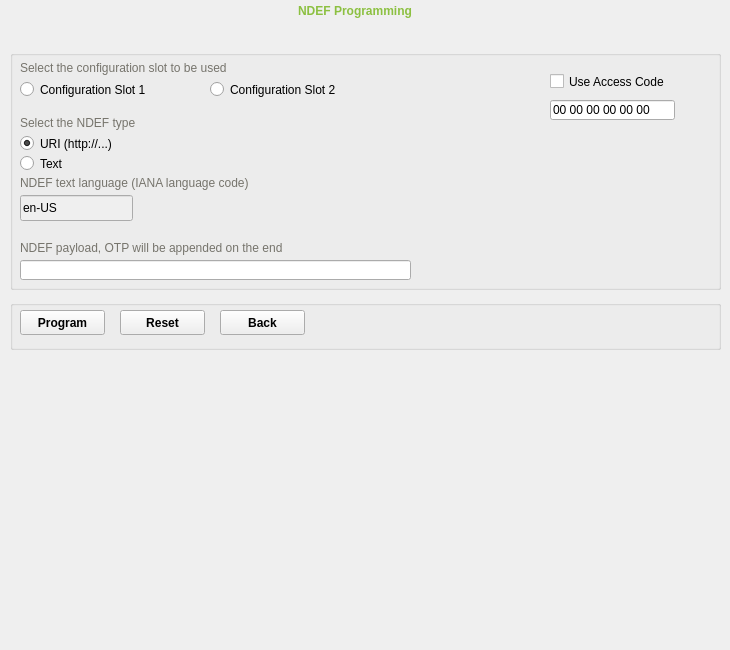
Old version of the form src/ui/toolpage.ui in the repository Yubico/yubikey-personalization-gui.
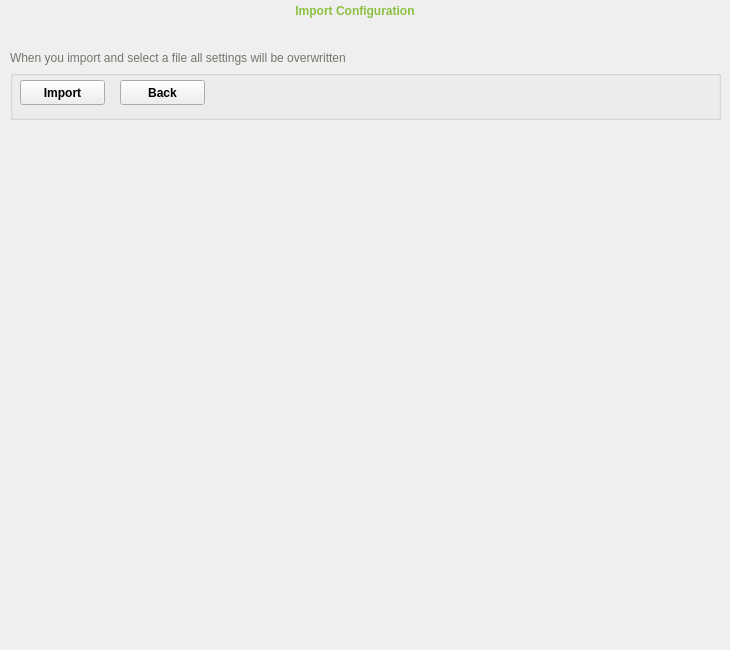
New version of the form.

Commit message: add basis of import tab to toolpage

```diff
--- a/src/ui/toolpage.ui
+++ b/src/ui/toolpage.ui
@@ -30,7 +30,7 @@
 color: rgb(0, 0, 0);</string>
   </property>
   <property name="currentIndex">
-   <number>3</number>
+   <number>5</number>
   </property>
   <widget class="QWidget" name="basePage">
    <widget class="QLabel" name="baseHeadingLbl">
@@ -1449,6 +1449,85 @@
     </widget>
    </widget>
   </widget>
+  <widget class="QWidget" name="importPage">
+   <widget class="QLabel" name="importHeadingLbl">
+    <property name="geometry">
+     <rect>
+      <x>0</x>
+      <y>0</y>
+      <width>710</width>
+      <height>22</height>
+     </rect>
+    </property>
+    <property name="styleSheet">
+     <string notr="true">font: 18px &quot;Verdana&quot;;
+font-weight: bold;
+color: rgb(140, 192, 65);</string>
+    </property>
+    <property name="text">
+     <string>Import Configuration</string>
+    </property>
+    <property name="alignment">
+     <set>Qt::AlignCenter</set>
+    </property>
+   </widget>
+   <widget class="QGroupBox" name="importActions">
+    <property name="geometry">
+     <rect>
+      <x>10</x>
+      <y>70</y>
+      <width>711</width>
+      <height>50</height>
+     </rect>
+    </property>
+    <property name="styleSheet">
+     <string notr="true">font-weight: bold;</string>
+    </property>
+    <widget class="QPushButton" name="importPerformBtn">
+     <property name="geometry">
+      <rect>
+       <x>10</x>
+       <y>10</y>
+       <width>85</width>
+       <height>25</height>
+      </rect>
+     </property>
+     <property name="text">
+      <string>Import</string>
+     </property>
+    </widget>
+    <widget class="QPushButton" name="importBackBtn">
+     <property name="geometry">
+      <rect>
+       <x>110</x>
+       <y>10</y>
+       <width>85</width>
+       <height>25</height>
+      </rect>
+     </property>
+     <property name="text">
+      <string>Back</string>
+     </property>
+    </widget>
+   </widget>
+   <widget class="QLabel" name="importLabel">
+    <property name="geometry">
+     <rect>
+      <x>10</x>
+      <y>50</y>
+      <width>600</width>
+      <height>16</height>
+     </rect>
+    </property>
+    <property name="styleSheet">
+     <string notr="true">font-weight: normal;
+color: rgb(118, 116, 108);</string>
+    </property>
+    <property name="text">
+     <string>When you import and select a file all settings will be overwritten</string>
+    </property>
+   </widget>
+  </widget>
  </widget>
  <tabstops>
   <tabstop>converterHexTxt</tabstop>
```
Left out of the diff: 63 changed lines with no effect on the pictures. The commit also changes 3 other files.
